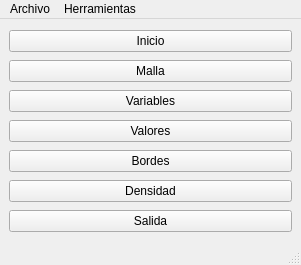
Above: main_window/ui/main_window.ui from luisdavidrodm/PrePRODIC3D before the change. Below: the same form after it.
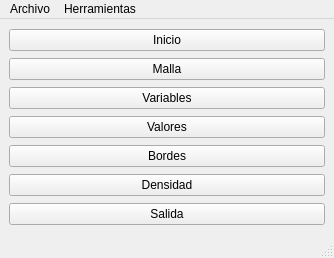
That is the form after the change. Icons and pictures are not drawn.

The edit to the form file:
```diff
--- a/main_window/ui/main_window.ui
+++ b/main_window/ui/main_window.ui
@@ -6,8 +6,8 @@
    <rect>
     <x>0</x>
     <y>0</y>
-    <width>301</width>
-    <height>265</height>
+    <width>334</width>
+    <height>258</height>
    </rect>
   </property>
   <property name="windowTitle">
@@ -75,8 +75,8 @@
     <rect>
      <x>0</x>
      <y>0</y>
-     <width>301</width>
-     <height>21</height>
+     <width>334</width>
+     <height>22</height>
     </rect>
    </property>
    <widget class="QMenu" name="menu_archivo">
```
